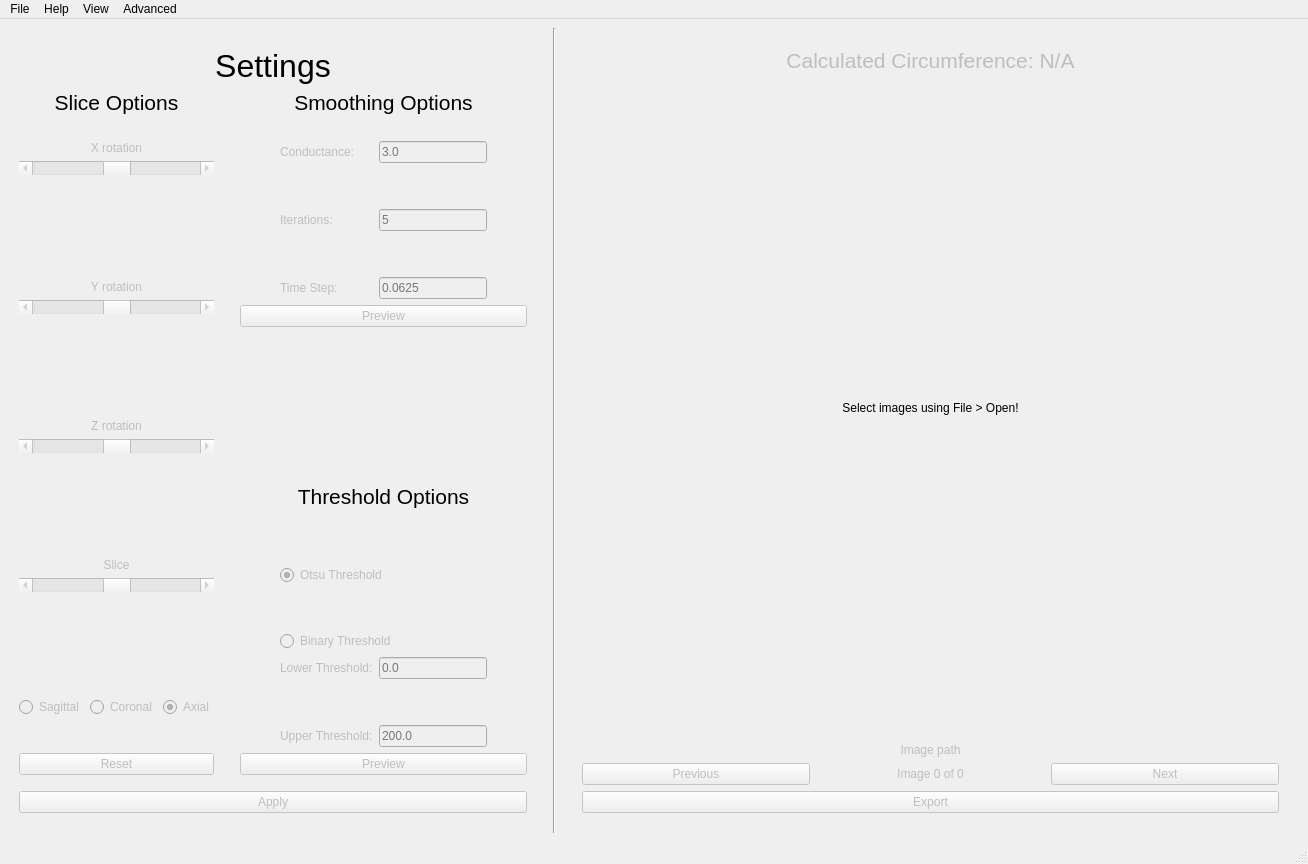
NIRALUser/NeuroRuler, file src/GUI/mainwindow.ui: the form before one commit.
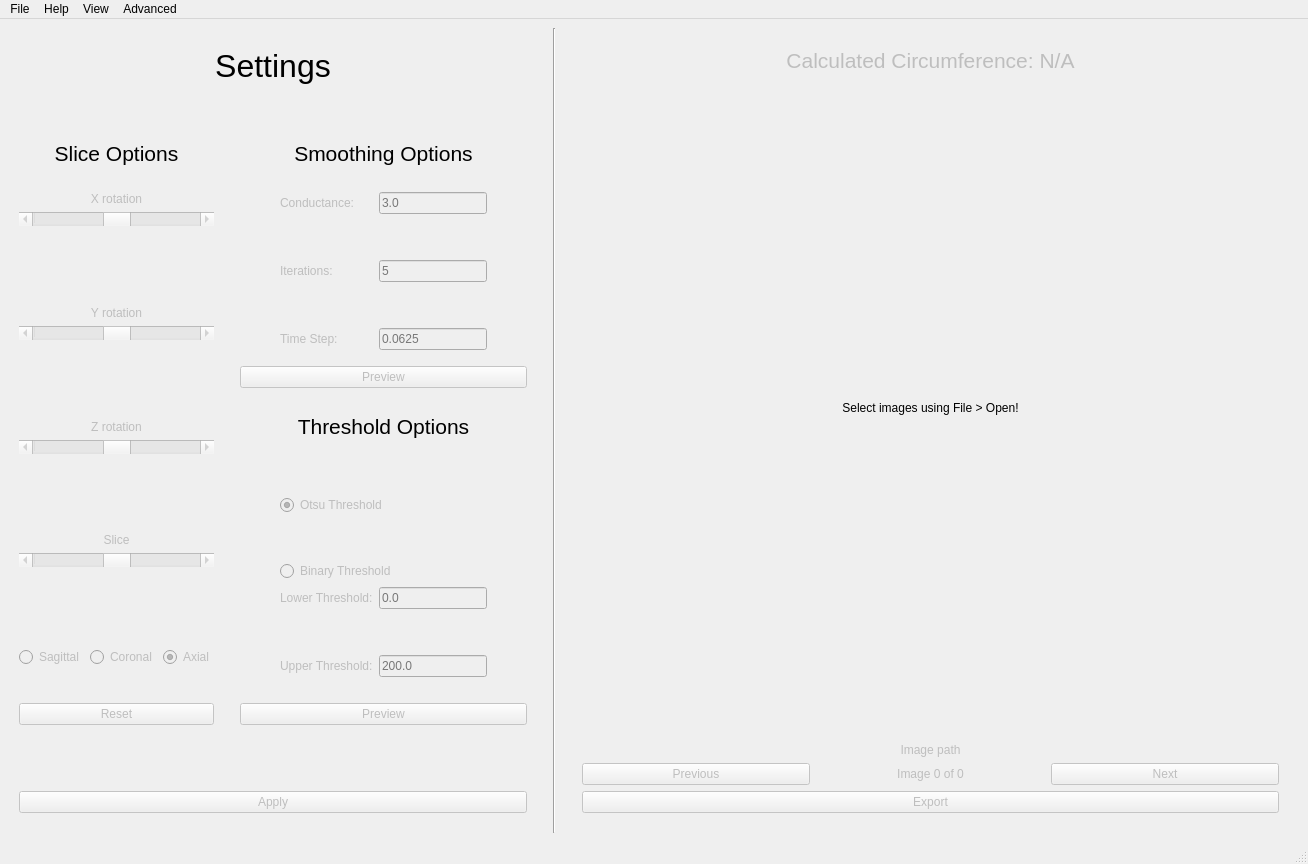
The form after the commit.

Commit message: Revert mainwindow.ui changes in 9e38129, keep 5e438d5

The edit to the form file:
```diff
--- a/src/GUI/mainwindow.ui
+++ b/src/GUI/mainwindow.ui
@@ -44,6 +44,22 @@
         </property>
        </widget>
       </item>
+      <item>
+       <spacer name="verticalSpacer_10">
+        <property name="orientation">
+         <enum>Qt::Vertical</enum>
+        </property>
+        <property name="sizeType">
+         <enum>QSizePolicy::MinimumExpanding</enum>
+        </property>
+        <property name="sizeHint" stdset="0">
+         <size>
+          <width>20</width>
+          <height>10</height>
+         </size>
+        </property>
+       </spacer>
+      </item>
       <item>
        <layout class="QHBoxLayout" name="horizontalLayout_6">
         <item>
@@ -587,6 +603,22 @@
               </item>
              </layout>
             </item>
+            <item>
+             <spacer name="verticalSpacer_9">
+              <property name="orientation">
+               <enum>Qt::Vertical</enum>
+              </property>
+              <property name="sizeType">
+               <enum>QSizePolicy::MinimumExpanding</enum>
+              </property>
+              <property name="sizeHint" stdset="0">
+               <size>
+                <width>20</width>
+                <height>10</height>
+               </size>
+              </property>
+             </spacer>
+            </item>
             <item>
              <widget class="QPushButton" name="smoothing_preview_button">
               <property name="enabled">
@@ -814,6 +846,22 @@
               </item>
              </layout>
             </item>
+            <item>
+             <spacer name="verticalSpacer_14">
+              <property name="orientation">
+               <enum>Qt::Vertical</enum>
+              </property>
+              <property name="sizeType">
+               <enum>QSizePolicy::MinimumExpanding</enum>
+              </property>
+              <property name="sizeHint" stdset="0">
+               <size>
+                <width>20</width>
+                <height>20</height>
+               </size>
+              </property>
+             </spacer>
+            </item>
             <item>
              <widget class="QPushButton" name="threshold_preview_button">
               <property name="enabled">
@@ -830,6 +878,22 @@
         </item>
        </layout>
       </item>
+      <item>
+       <spacer name="verticalSpacer_20">
+        <property name="orientation">
+         <enum>Qt::Vertical</enum>
+        </property>
+        <property name="sizeType">
+         <enum>QSizePolicy::MinimumExpanding</enum>
+        </property>
+        <property name="sizeHint" stdset="0">
+         <size>
+          <width>20</width>
+          <height>20</height>
+         </size>
+        </property>
+       </spacer>
+      </item>
       <item>
        <widget class="QPushButton" name="apply_button">
         <property name="enabled">
```
Left out of the diff: 6 changed lines with no effect on the pictures.
